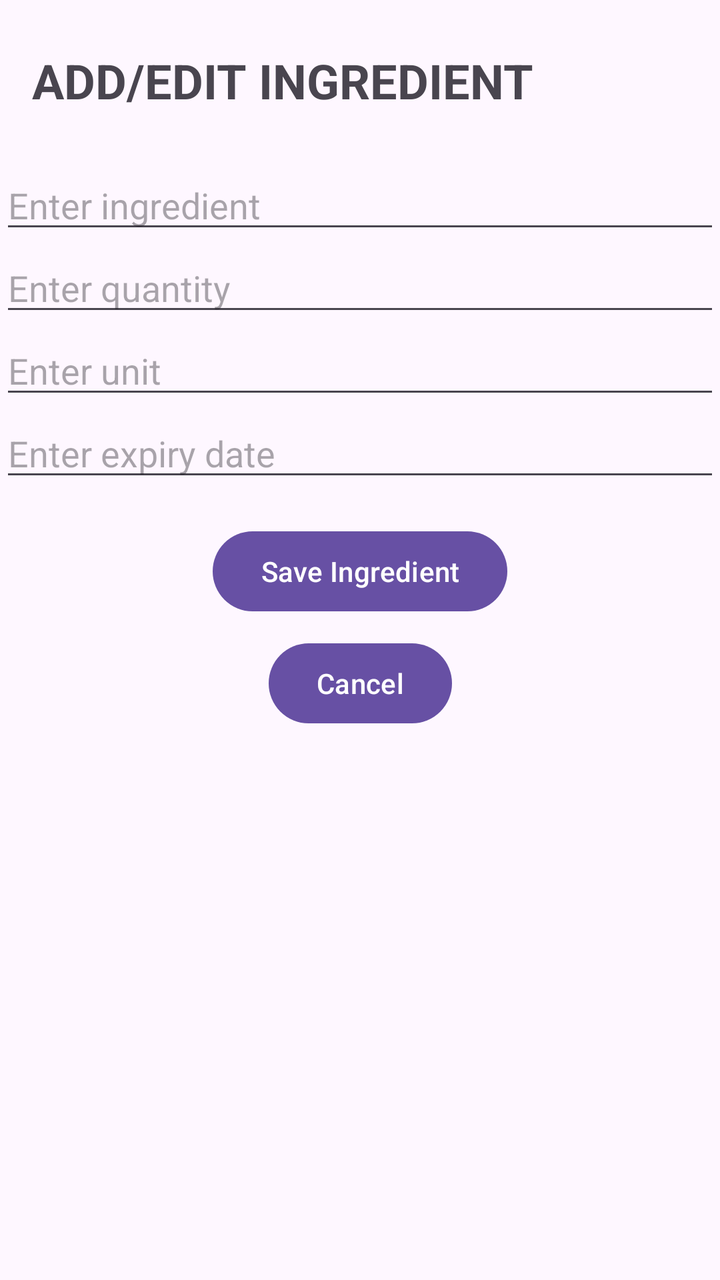
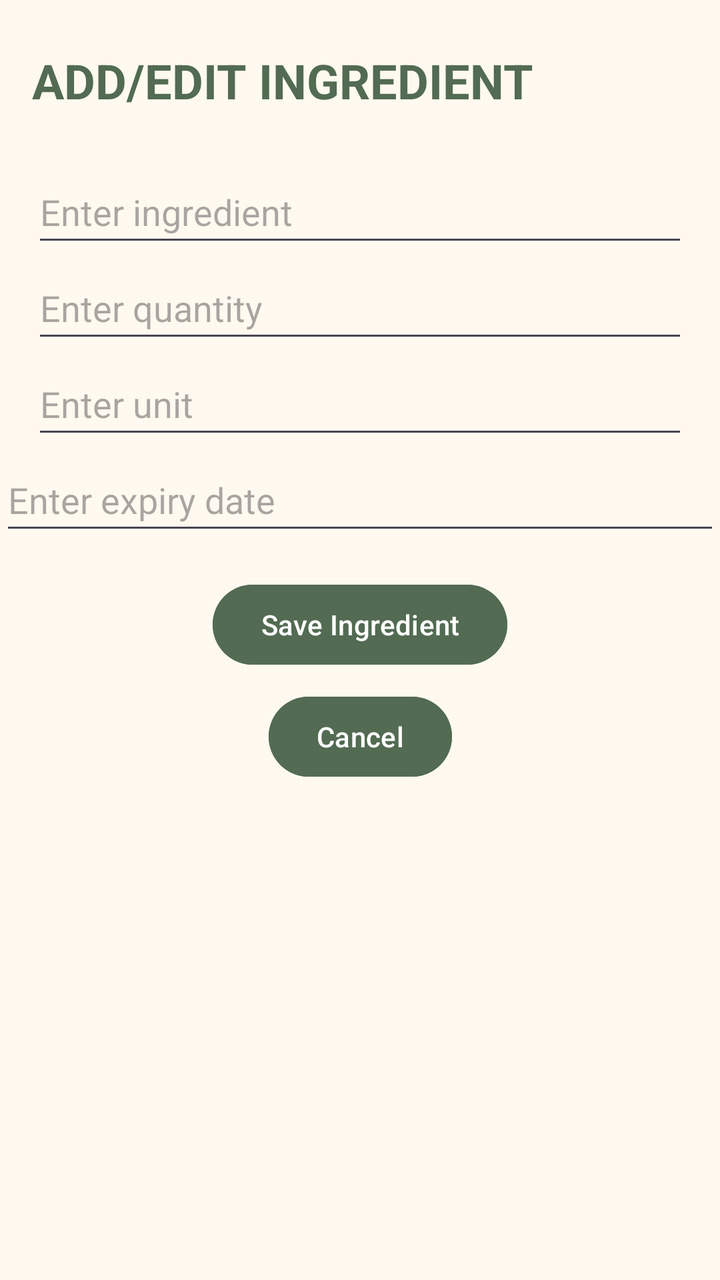

Screens rendered from an Android XML layout before and after an edit, with the pre-edit source and the edit as a unified diff.
<!-- AndroidManifest.xml: application theme Theme.SmartPantryManager -->
<!-- res/layout/activity_add_edita_ingredient.xml -->
<?xml version="1.0" encoding="utf-8"?>
<androidx.constraintlayout.widget.ConstraintLayout xmlns:android="http://schemas.android.com/apk/res/android"
    xmlns:app="http://schemas.android.com/apk/res-auto"
    xmlns:tools="http://schemas.android.com/tools"
    android:id="@+id/main"
    android:layout_width="match_parent"
    android:layout_height="match_parent"
    tools:context=".AddEditaIngredientActivity">

    
    <TextView
        android:id="@+id/addEditTitle"
        android:text="ADD/EDIT INGREDIENT"
        android:textSize="24sp"
        android:textStyle="bold"
        android:layout_width="wrap_content"
        android:layout_height="wrap_content"
        app:layout_constraintTop_toTopOf="parent"
        app:layout_constraintStart_toStartOf="parent"
        android:layout_marginTop="24dp"
        android:layout_marginStart="16dp"
        />

    
    <EditText
        android:id="@+id/editIngredientName"
        android:layout_width="0dp"
        android:layout_height="wrap_content"
        android:hint="Enter ingredient"
        app:layout_constraintTop_toBottomOf="@id/addEditTitle"
        app:layout_constraintStart_toStartOf="parent"
        app:layout_constraintEnd_toEndOf="parent"
        android:layout_marginTop="24dp"
        />

    
    <EditText
        android:id="@+id/editIngredientQuantity"
        android:layout_width="0dp"
        android:layout_height="wrap_content"
        android:hint="Enter quantity"
        android:inputType="number"
        app:layout_constraintTop_toBottomOf="@id/editIngredientName"
        app:layout_constraintStart_toStartOf="parent"
        app:layout_constraintEnd_toEndOf="parent"
        />

    
    <EditText
        android:id="@+id/editIngredientUnit"
        android:layout_width="0dp"
        android:layout_height="wrap_content"
        android:hint="Enter unit"
        app:layout_constraintTop_toBottomOf="@id/editIngredientQuantity"
        app:layout_constraintStart_toStartOf="parent"
        app:layout_constraintEnd_toEndOf="parent"
        />

    
    <EditText
        android:id="@+id/editExpiryDate"
        android:layout_width="0dp"
        android:layout_height="wrap_content"
        android:hint="Enter expiry date"
        android:inputType="date"
        app:layout_constraintTop_toBottomOf="@id/editIngredientUnit"
        app:layout_constraintStart_toStartOf="parent"
        app:layout_constraintEnd_toEndOf="parent"
        />

    
    <Button
        android:id="@+id/saveIngredientButton"
        android:layout_width="wrap_content"
        android:layout_height="wrap_content"
        android:text="Save Ingredient"
        app:layout_constraintTop_toBottomOf="@id/editExpiryDate"
        app:layout_constraintStart_toStartOf="parent"
        app:layout_constraintEnd_toEndOf="parent"
        android:layout_margin="16dp"
        />

    
    <Button
        android:id="@+id/cancelButton"
        android:layout_width="wrap_content"
        android:layout_height="wrap_content"
        android:text="Cancel"
        app:layout_constraintTop_toBottomOf="@id/saveIngredientButton"
        app:layout_constraintStart_toStartOf="parent"
        app:layout_constraintEnd_toEndOf="parent"
        android:layout_margin="8dp"
        />

</androidx.constraintlayout.widget.ConstraintLayout>
<!-- resources referenced by this layout -->
<resources>
  <style name="Theme.SmartPantryManager" parent="Base.Theme.SmartPantryManager" />
  <style name="Base.Theme.SmartPantryManager" parent="Theme.Material3.DayNight.NoActionBar">
          
          
      </style>
</resources>

<!-- the commit's change to res/layout/activity_add_edita_ingredient.xml (unified diff, before → after) -->
@@ -5,16 +5,18 @@
     android:id="@+id/main"
     android:layout_width="match_parent"
     android:layout_height="match_parent"
+    android:background="@color/cream"
     tools:context=".AddEditaIngredientActivity">
 
     
     <TextView
         android:id="@+id/addEditTitle"
-        android:text="ADD/EDIT INGREDIENT"
+        android:text="@string/add_edit_ingredient_title"
         android:textSize="24sp"
         android:textStyle="bold"
         android:layout_width="wrap_content"
         android:layout_height="wrap_content"
+        android:textColor="@color/dark_sage"
         app:layout_constraintTop_toTopOf="parent"
         app:layout_constraintStart_toStartOf="parent"
         android:layout_marginTop="24dp"
@@ -26,7 +28,13 @@
         android:id="@+id/editIngredientName"
         android:layout_width="0dp"
         android:layout_height="wrap_content"
-        android:hint="Enter ingredient"
+        android:hint="@string/enter_ingredient"
+        android:inputType="textCapSentences"
+        android:autofillHints="none"
+        android:minHeight="48dp"
+        android:textColor="@color/dark_text"
+        android:layout_marginStart="16dp"
+        android:layout_marginEnd="16dp"
         app:layout_constraintTop_toBottomOf="@id/addEditTitle"
         app:layout_constraintStart_toStartOf="parent"
         app:layout_constraintEnd_toEndOf="parent"
@@ -38,8 +46,13 @@
         android:id="@+id/editIngredientQuantity"
         android:layout_width="0dp"
         android:layout_height="wrap_content"
-        android:hint="Enter quantity"
-        android:inputType="number"
+        android:hint="@string/enter_quantity_edit"
+        android:inputType="numberDecimal"
+        android:autofillHints="none"
+        android:textColor="@color/dark_text"
+        android:minHeight="48dp"
+        android:layout_marginStart="16dp"
+        android:layout_marginEnd="16dp"
         app:layout_constraintTop_toBottomOf="@id/editIngredientName"
         app:layout_constraintStart_toStartOf="parent"
         app:layout_constraintEnd_toEndOf="parent"
@@ -50,7 +63,13 @@
         android:id="@+id/editIngredientUnit"
         android:layout_width="0dp"
         android:layout_height="wrap_content"
-        android:hint="Enter unit"
+        android:hint="@string/enter_unit_edit"
+        android:inputType="textCapSentences"
+        android:autofillHints="none"
+        android:textColor="@color/dark_text"
+        android:minHeight="48dp"
+        android:layout_marginStart="16dp"
+        android:layout_marginEnd="16dp"
         app:layout_constraintTop_toBottomOf="@id/editIngredientQuantity"
         app:layout_constraintStart_toStartOf="parent"
         app:layout_constraintEnd_toEndOf="parent"
@@ -61,8 +80,11 @@
         android:id="@+id/editExpiryDate"
         android:layout_width="0dp"
         android:layout_height="wrap_content"
-        android:hint="Enter expiry date"
+        android:hint="@string/enter_expiry_date"
         android:inputType="date"
+        android:autofillHints="none"
+        android:textColor="@color/dark_text"
+        android:minHeight="48dp"
         app:layout_constraintTop_toBottomOf="@id/editIngredientUnit"
         app:layout_constraintStart_toStartOf="parent"
         app:layout_constraintEnd_toEndOf="parent"
@@ -73,7 +95,10 @@
         android:id="@+id/saveIngredientButton"
         android:layout_width="wrap_content"
         android:layout_height="wrap_content"
-        android:text="Save Ingredient"
+        android:text="@string/save_ingredient"
+        android:backgroundTint="@color/dark_sage"
+        android:textColor="@color/white"
+        android:minHeight="48dp"
         app:layout_constraintTop_toBottomOf="@id/editExpiryDate"
         app:layout_constraintStart_toStartOf="parent"
         app:layout_constraintEnd_toEndOf="parent"
@@ -85,7 +110,10 @@
         android:id="@+id/cancelButton"
         android:layout_width="wrap_content"
         android:layout_height="wrap_content"
-        android:text="Cancel"
+        android:text="@string/cancel"
+        android:backgroundTint="@color/dark_sage"
+        android:textColor="@color/white"
+        android:minHeight="48dp"
         app:layout_constraintTop_toBottomOf="@id/saveIngredientButton"
         app:layout_constraintStart_toStartOf="parent"
         app:layout_constraintEnd_toEndOf="parent"
<!-- resource entries referenced after the edit -->
@@ -1,9 +1,32 @@
 <!-- resources referenced by this layout -->
 <resources>
+  <color name="cream">#FFF9EF</color>
+  <color name="dark_sage">#526B52</color>
+  <color name="dark_text">#303A30</color>
+  <color name="white">#FFFFFFFF</color>
+  <string name="add_edit_ingredient_title">ADD/EDIT INGREDIENT</string>
+  <string name="cancel">Cancel</string>
+  <string name="enter_expiry_date">Enter expiry date</string>
+  <string name="enter_ingredient">Enter ingredient</string>
+  <string name="enter_quantity_edit">Enter quantity</string>
+  <string name="enter_unit_edit">Enter unit</string>
+  <string name="save_ingredient">Save Ingredient</string>
   <style name="Theme.SmartPantryManager" parent="Base.Theme.SmartPantryManager" />
   <style name="Base.Theme.SmartPantryManager" parent="Theme.Material3.DayNight.NoActionBar">
           
           
+          <item name="colorPrimary">@color/sage_green</item>
+          <item name="colorOnPrimary">@color/white</item>
+          <item name="colorSecondary">@color/dark_sage</item>
+          <item name="colorOnSecondary">@color/white</item>
+          <item name="android:colorBackground">@color/cream</item>
+          <item name="colorSurface">@color/cream</item>
+          <item name="colorOnSurface">@color/dark_text</item>
+          <item name="android:statusBarColor">@color/cream</item>
+          <item name="android:navigationBarColor">@color/cream</item>
+          <item name="android:windowLightStatusBar">true</item>
+          <item name="android:windowLightNavigationBar">true</item>
       </style>
+  <color name="sage_green">#879B83</color>
 </resources>
 
